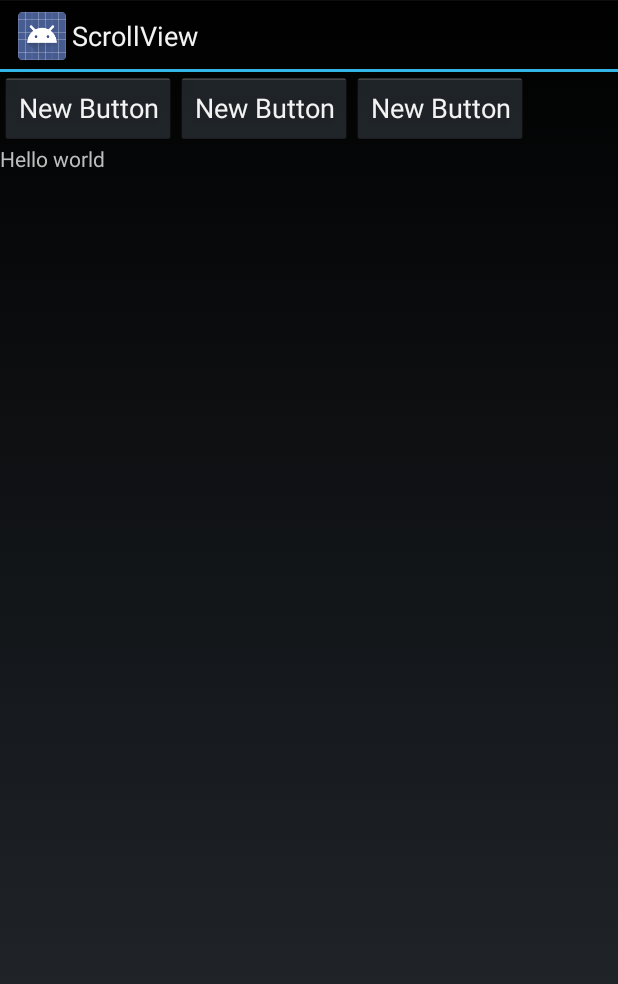
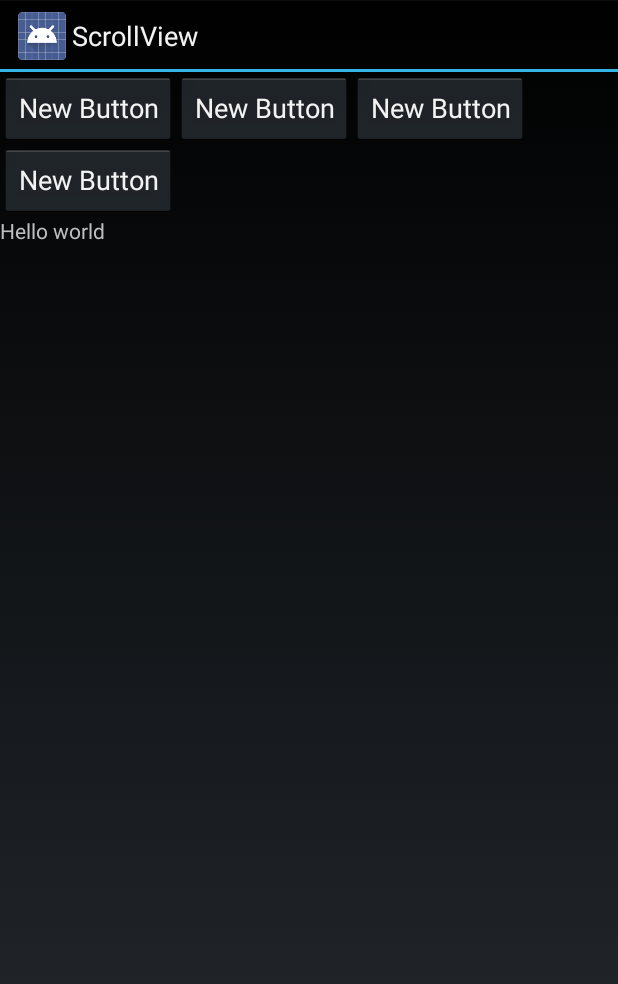
Before and after one commit to blazsolar/FlowLayout, an Android app: the screen it shows after launch (ScrollActivity), after a tap on "ScrollView", on a phone screen of 412 x 824 dp. Shown: the top 984 px of the screen. Run offline under Robolectric (Android 15) with nearby library versions, the phone set to English and light mode, and no system bars.

Commit message:
Fixin issue where first child in row was not visible

```diff
--- a/FlowLayout/src/main/java/com/wefika/flowlayout/FlowLayout.java
+++ b/FlowLayout/src/main/java/com/wefika/flowlayout/FlowLayout.java
@@ -138,18 +138,22 @@ public class FlowLayout extends ViewGroup {
 
             int childWidth = child.getMeasuredWidth() + lp.leftMargin + lp.rightMargin;
 
-            boolean lastChild = i == childCount - 1;
-            if(lineWidth + childWidth > sizeWidth || lastChild) {
+            if(lineWidth + childWidth > sizeWidth) {
 
                 width = Math.max(width, lineWidth);
                 lineWidth = childWidth;
 
                 height += lineHeight;
-                lineHeight = Math.max(lineHeight, child.getMeasuredHeight() + lp.topMargin + lp.bottomMargin);
+                lineHeight = child.getMeasuredHeight() + lp.topMargin + lp.bottomMargin;
 
             } else {
                 lineWidth += childWidth;
                 lineHeight = Math.max(lineHeight, child.getMeasuredHeight() + lp.topMargin + lp.bottomMargin);
+            }
+
+            if(i == childCount - 1) {
+                width = Math.max(width, lineWidth);
+                height += lineHeight;
             }
 
         }
--- a/FlowLayoutExample/src/main/java/com/wefika/flowlayout/example/MainActivity.java
+++ b/FlowLayoutExample/src/main/java/com/wefika/flowlayout/example/MainActivity.java
@@ -50,10 +50,10 @@ public class MainActivity extends ListActivity {
     private class ExamplesAdapter extends ArrayAdapter {
 
         private Item[] mItems = {
-                new Item<BasicActivity>(R.string.activity_basic, BasicActivity.class),
-                new Item<AllInOneActivity>(R.string.activity_all_in_one, AllInOneActivity.class),
-                new Item<VisibilityActivity>(R.string.activity_visibility, VisibilityActivity.class),
-                new Item<ScrollActivity>(R.string.activity_scroll, ScrollActivity.class)
+                new Item<>(R.string.activity_basic, BasicActivity.class),
+                new Item<>(R.string.activity_all_in_one, AllInOneActivity.class),
+                new Item<>(R.string.activity_visibility, VisibilityActivity.class),
+                new Item<>(R.string.activity_scroll, ScrollActivity.class)
         };
 
         private LayoutInflater mInflater;
```
Also changed, not shown: FlowLayoutExample/src/main/res/layout/activity_all_in_one.xml (line endings or trailing spaces).
